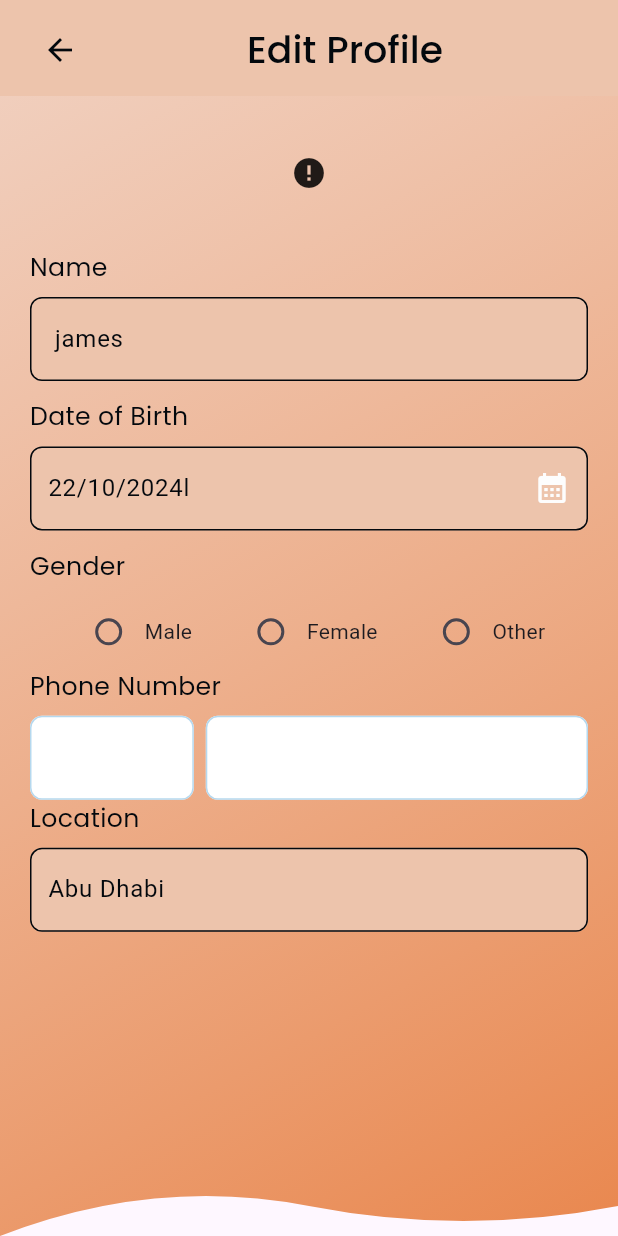
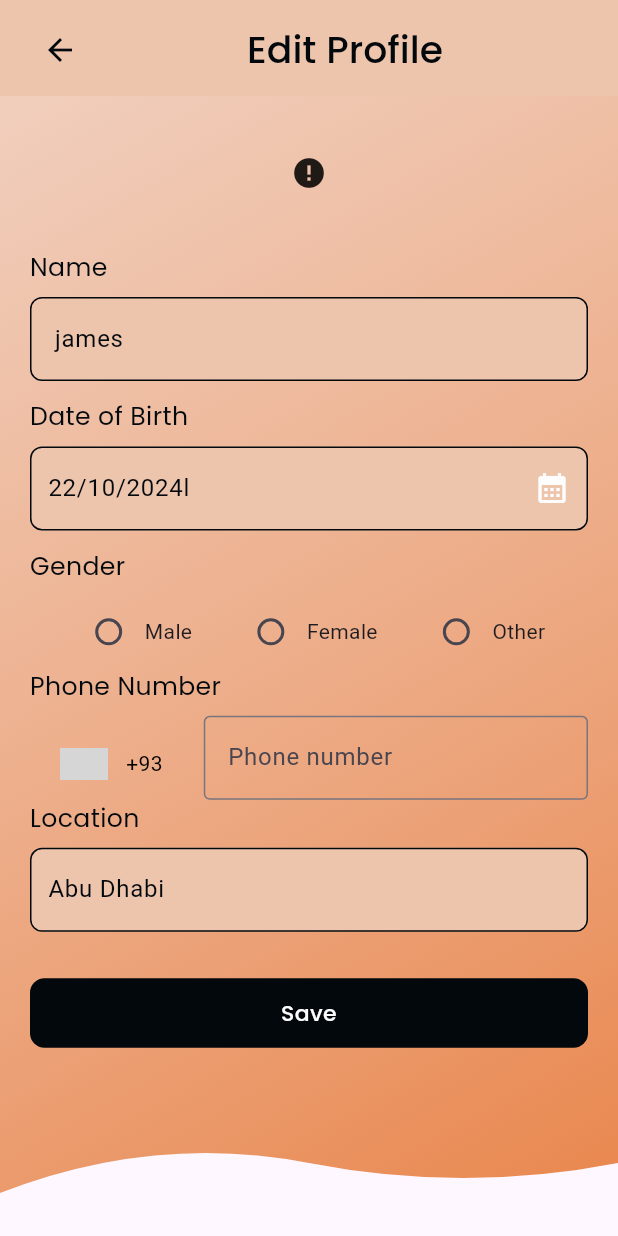
Before and after one commit to Masumraj1/barber_time, a Flutter app: the EditOwnerProfile screen opened by its route, on a phone screen of 412 x 824 dp. Run offline on Flutter 3.47's test engine with Material 3 defaults, Android fonts, the phone set to English and light mode, and no system bars; drawn by our look-alikes of cached_network_image, intl_phone_number_input; our stand-ins replace flutter_chat_types, flutter_chat_ui, flutter_screenutil, flutter_spinkit, flutter_svg, fluttertoast and 7 more; accounts and stored records are empty; network calls fail; grey boxes are pictures that could not be loaded.

Commit message:
owner personal info section complete

```diff
--- a/lib/app/view/screens/owner/owner_profile/personal_info/edit_owner_profile.dart
+++ b/lib/app/view/screens/owner/owner_profile/personal_info/edit_owner_profile.dart
@@ -1,23 +1,23 @@
+import 'package:barber_time/app/core/bottom_navbar.dart';
 import 'package:barber_time/app/utils/app_colors.dart';
 import 'package:barber_time/app/utils/app_constants.dart';
 import 'package:barber_time/app/utils/app_strings.dart';
 import 'package:barber_time/app/view/common_widgets/curved_Banner_clipper/curved_banner_clipper.dart';
 import 'package:barber_time/app/view/common_widgets/custom_appbar/custom_appbar.dart';
+import 'package:barber_time/app/view/common_widgets/custom_button/custom_button.dart';
 import 'package:barber_time/app/view/common_widgets/custom_from_card/custom_from_card.dart';
 import 'package:barber_time/app/view/common_widgets/custom_network_image/custom_network_image.dart';
 import 'package:barber_time/app/view/common_widgets/custom_radio_button/custom_radio_button.dart';
 import 'package:barber_time/app/view/common_widgets/custom_text/custom_text.dart';
-import 'package:barber_time/app/view/common_widgets/custom_text_field/custom_text_field.dart';
-import 'package:barber_time/app/view/screens/owner/owner_profile/personal_info/controller/owner_profile_controller.dart';
 import 'package:flutter/material.dart';
-import 'package:get/get.dart';
+import 'package:flutter_screenutil/flutter_screenutil.dart';
+import 'package:go_router/go_router.dart';
+import 'package:intl_phone_number_input/intl_phone_number_input.dart';
 
 class EditOwnerProfile extends StatelessWidget {
-  EditOwnerProfile({
+  const EditOwnerProfile({
     super.key,
   });
-
-  final OwnerProfileController controller = Get.find<OwnerProfileController>();
 
   @override
   Widget build(BuildContext context) {
@@ -30,7 +30,8 @@ class EditOwnerProfile extends StatelessWidget {
       ),
 
       ///============================ body ===============================
-      body: ClipPath(
+      body: SingleChildScrollView(
+        child: ClipPath(
           clipper: CurvedBannerClipper(),
           child: Container(
             width: double.infinity,
@@ -94,13 +95,38 @@ class EditOwnerProfile extends StatelessWidget {
                     bottom: 8,
                   ),
 
-                const Row(
-                  children: [
-                    Expanded(flex: 3, child: CustomTextField()),
-                    SizedBox(width: 8,),
-                    Expanded(flex: 7, child: CustomTextField()),
-                  ],
+                  // CountryCodePickerField(
+                  //   readOnly: true, // Set to false if you want the user to be able to edit the phone number directly
+                  //   onTap: () {
+                  //     // Handle tap action (e.g., show dialog or perform other actions)
+                  //     print("Country code picker tapped!");
+                  //   },
+                  // ),
+                  InternationalPhoneNumberInput(
+                    onInputChanged: (PhoneNumber number) {
+                      debugPrint('Phone number: ${number.phoneNumber}');
+                    },
+                    onInputValidated: (bool value) {
+                      debugPrint('Is phone number valid: $value');
+                    },
+                    selectorConfig: const SelectorConfig(
+                      selectorType: PhoneInputSelectorType.BOTTOM_SHEET,
+                      useBottomSheetSafeArea: true,
                     ),
+                    ignoreBlank: false,
+                    autoValidateMode: AutovalidateMode.disabled,
+                    selectorTextStyle: const TextStyle(color: Colors.black),
+                    // initialValue: ,
+                    textFieldController: TextEditingController(),
+                    formatInput: true,
+                    keyboardType: const TextInputType.numberWithOptions(
+                        signed: true, decimal: true),
+                    inputBorder: const OutlineInputBorder(),
+                    onSaved: (PhoneNumber number) {
+                      debugPrint('Saved phone number: ${number.phoneNumber}');
+                    },
+                  ),
+
                   //location
                   CustomFromCard(
                       isBgColor: true,
@@ -108,7 +134,25 @@ class EditOwnerProfile extends StatelessWidget {
                       title: AppStrings.location,
                       controller: TextEditingController(text: 'Abu Dhabi'),
                       validator: (f) {}),
+
+                  SizedBox(
+                    height: 20.h,
+                  ),
+
+                  //========================Save Button===============
+                  CustomButton(
+                    textColor: AppColors.white50,
+                    fillColor: AppColors.black,
+                    onTap: () {
+                      context.pop();
+                    },
+                    title: AppStrings.save,
+                  ),
+                  SizedBox(
+                    height: 100.h,
+                  ),
                 ],
+              ),
             ),
           ),
         ),
--- a/pubspec.yaml
+++ b/pubspec.yaml
@@ -56,7 +56,7 @@ dependencies:
   image_picker: ^1.1.2
   file_picker: ^9.0.2
   open_filex: ^4.7.0
-  country_code_picker: ^3.2.0
+  intl_phone_number_input: ^0.7.4
 
 
 dev_dependencies:
```
Also changed, not shown: lib/app/view/common_widgets/contry_code_picker/country_code_picker.dart (added, +60 -0 lines), pubspec.lock. Lines whose indentation alone changed are shown as unchanged.
